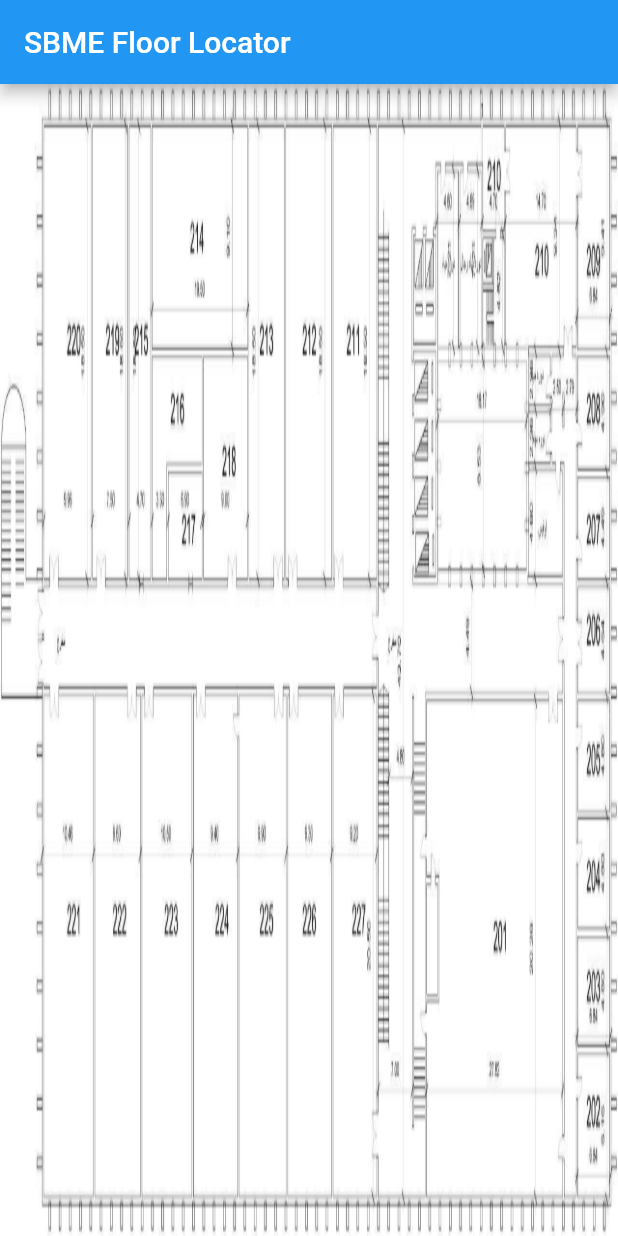
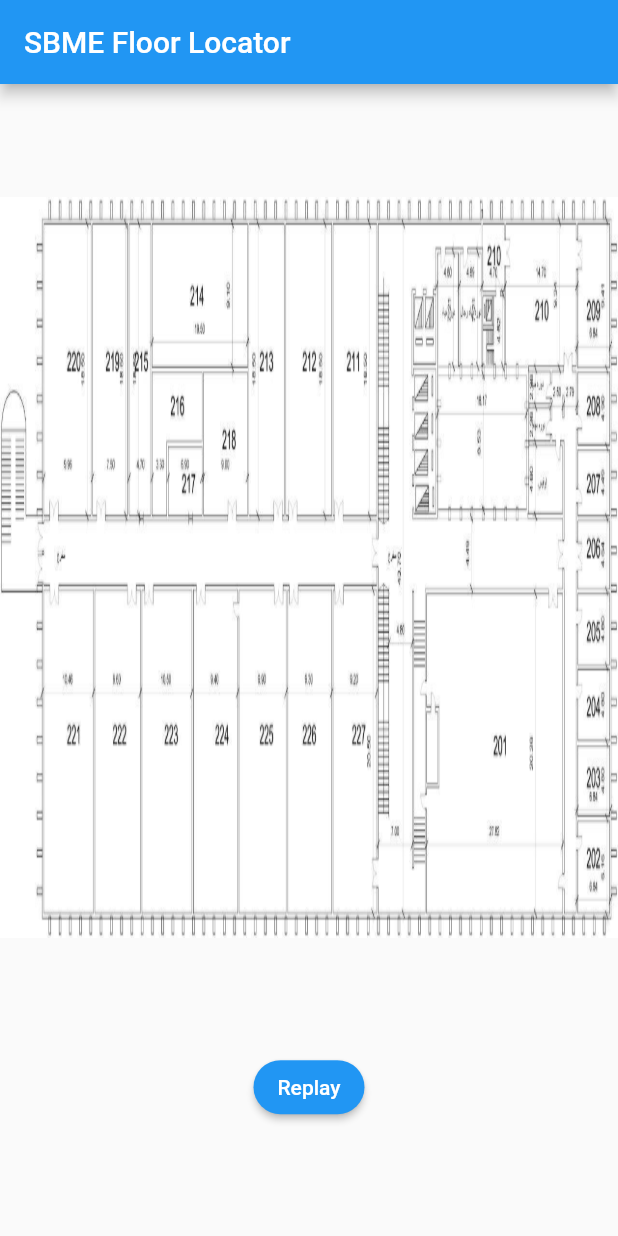
Before and after one commit to Ta7a21/sbme-locator, a Flutter app: the screen it shows after launch, on a phone screen of 412 x 824 dp. Run offline on Flutter 3.47's test engine with Material 2 defaults, Android fonts, the phone set to English and light mode, and no system bars; network calls fail.

Commit message:
Add replay feature

```diff
--- /dev/null
+++ b/lib/coordinates.dart
@@ -0,0 +1,5 @@
+class Coordinates {
+  double x;
+  double y;
+  Coordinates(this.x, this.y);
+}
--- a/lib/main.dart
+++ b/lib/main.dart
@@ -1,85 +1,12 @@
 import 'package:flutter/material.dart';
-import 'package:locator/timer.dart';
-import 'package:locator/server_handler.dart';
+import 'package:locator/pages/home.dart';
+import 'package:locator/pages/replay.dart';
 
 void main() {
-  runApp(const MaterialApp(home: Home()));
+  runApp(MaterialApp(
+    home: const Home(),
+    routes: {
+      '/replay': (context) => const Replay(),
+    },
+  ));
 }
-
-class Home extends StatefulWidget {
-  const Home({Key? key}) : super(key: key);
-
-  @override
-  _HomeState createState() => _HomeState();
-}
-
-class _HomeState extends State<Home> {
-  late int location = 10;
-  Map<int, Coordinates> positions = {
-    0: Coordinates(0.86, 0.6),
-    1: Coordinates(0.72, 0.45),
-    2: Coordinates(0.62, 0.45),
-    3: Coordinates(0.48, 0.45),
-    4: Coordinates(0.31, 0.45),
-    5: Coordinates(0.15, 0.45),
-    6: Coordinates(0.4, 0.25),
-    7: Coordinates(0.25, 0.25),
-    8: Coordinates(0.86, 0.86),
-    9: Coordinates(0.86, 0.73),
-    10: Coordinates(0, 0)
-  };
-
-  @override
-  void initState() {
-    super.initState();
-    startTimer(((countdownTimer) async {
-      int tempData = await getLocation();
-      if (tempData == -1) return;
-      setState(() {
-        location = tempData;
-      });
-    }));
-  }
-
-  @override
-  Widget build(BuildContext context) {
-    return Scaffold(
-      appBar: AppBar(
-        title: const Text("SBME Floor Locator"),
-      ),
-      body: LayoutBuilder(builder: (context, constraints) {
-        return Column(
-          children: <Widget>[
-            Flexible(
-              fit: FlexFit.loose,
-              child: Stack(
-                children: <Widget>[
-                  Container(
-                    decoration: const BoxDecoration(
-                      image: DecorationImage(
-                        image: AssetImage("assets/images/map.jpeg"),
-                        fit: BoxFit.fill,
-                      ),
-                    ),
-                  ),
-                  Positioned(
-                    left: positions[location]!.x * constraints.maxWidth,
-                    top: positions[location]!.y * constraints.maxHeight,
-                    child: Container(
-                      width: 0.06129629629 * constraints.maxWidth,
-                      height: 0.03292084726 * constraints.maxHeight,
-                      decoration: BoxDecoration(
-                        shape: BoxShape.circle,
-                        color: (location == 10) ? Colors.white : Colors.red,
-                      ),
-                    ),
-                  ),
-                ],
-              ),
-            ),
-          ],
-        );
-      }),
-    );
-  }
-}
--- /dev/null
+++ b/lib/pages/home.dart
@@ -0,0 +1,83 @@
+import 'package:flutter/material.dart';
+import 'package:locator/services/timer.dart';
+import 'package:locator/services/server_handler.dart';
+
+class Home extends StatefulWidget {
+  const Home({Key? key}) : super(key: key);
+
+  @override
+  _HomeState createState() => _HomeState();
+}
+
+class _HomeState extends State<Home> {
+  late int location = 10;
+
+  @override
+  void initState() {
+    super.initState();
+    startTimer(((countdownTimer) async {
+      int tempData = await get('location');
+      if (tempData == -1 || location == tempData) return;
+      setState(() {
+        location = tempData;
+      });
+    }));
+  }
+
+  @override
+  Widget build(BuildContext context) {
+    return Scaffold(
+      appBar: AppBar(
+        title: const Text("SBME Floor Locator"),
+      ),
+      body: LayoutBuilder(builder: (context, constraints) {
+        return Column(
+          mainAxisAlignment: MainAxisAlignment.spaceEvenly,
+          children: <Widget>[
+            Center(
+              child: Stack(
+                alignment: Alignment.center,
+                children: <Widget>[
+                  Container(
+                    width: 1 * MediaQuery.of(context).size.width,
+                    height: 0.6 * MediaQuery.of(context).size.height,
+                    decoration: const BoxDecoration(
+                      image: DecorationImage(
+                        image: AssetImage("assets/images/map.jpeg"),
+                        fit: BoxFit.fill,
+                      ),
+                    ),
+                  ),
+                  Positioned(
+                    left: positions[location]!.x *
+                        MediaQuery.of(context).size.width,
+                    top: positions[location]!.y *
+                        MediaQuery.of(context).size.height,
+                    child: Container(
+                      width: 0.015 * constraints.maxWidth,
+                      height: 0.015 * constraints.maxHeight,
+                      decoration: BoxDecoration(
+                        shape: BoxShape.circle,
+                        color: (location == 10) ? Colors.white70 : Colors.red,
+                      ),
+                    ),
+                  ),
+                ],
+              ),
+            ),
+            ElevatedButton(
+              onPressed: () {
+                Navigator.of(context).pushNamed('/replay');
+              },
+              child: const Text('Replay'),
+              style: ElevatedButton.styleFrom(
+                  primary: Colors.blue,
+                  shape: RoundedRectangleBorder(
+                      borderRadius: BorderRadius.circular(50))),
+            ),
+          ],
+        );
+      }),
+    );
+  }
+}
--- /dev/null
+++ b/lib/services/server_handler.dart
@@ -0,0 +1,30 @@
+import 'dart:convert';
+import 'package:http/http.dart' as http;
+import 'package:locator/coordinates.dart';
+
+const String serverLink = 'http://localhost:8433/';
+Map<int, Coordinates> positions = {
+  0: Coordinates(0.89, 0.35),
+  1: Coordinates(0.78, 0.28),
+  2: Coordinates(0.64, 0.28),
+  3: Coordinates(0.51, 0.28),
+  4: Coordinates(0.34, 0.28),
+  5: Coordinates(0.19, 0.28),
+  6: Coordinates(0.44, 0.2),
+  7: Coordinates(0.25, 0.2),
+  8: Coordinates(0.89, 0.55),
+  9: Coordinates(0.89, 0.45),
+  10: Coordinates(0, 0)
+};
+Future<int> get(String endpoint) async {
+  var res = await http.get(Uri.parse(serverLink + endpoint), headers: {
+    "Accept": "application/json",
+    "Access-Control-Allow-Origin": "*"
+  });
+  if (res.statusCode == 200) {
+    var jsonObject = json.decode(res.body);
+    return jsonObject;
+  }
+
+  return -1;
+}
--- a/pubspec.yaml
+++ b/pubspec.yaml
@@ -37,6 +37,7 @@ dependencies:
   flutter_staggered_grid_view: ^0.6.1
   quiver: ^3.0.1+1
   http: ^0.13.4
+  photo_view: ^0.13.0
 
 dev_dependencies:
   flutter_test:
```
Also changed, not shown: lib/pages/replay.dart (added, +73 -0 lines), lib/server_handler.dart (deleted, +0 -22 lines), lib/services/timer.dart (renamed from lib/timer.dart).
